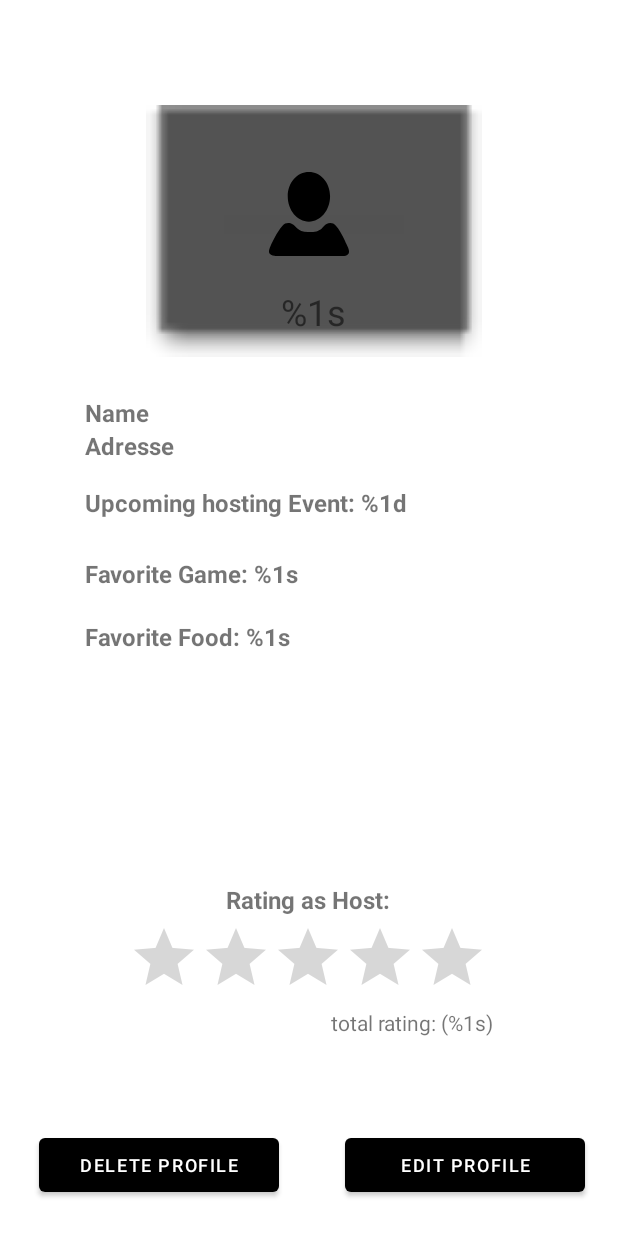
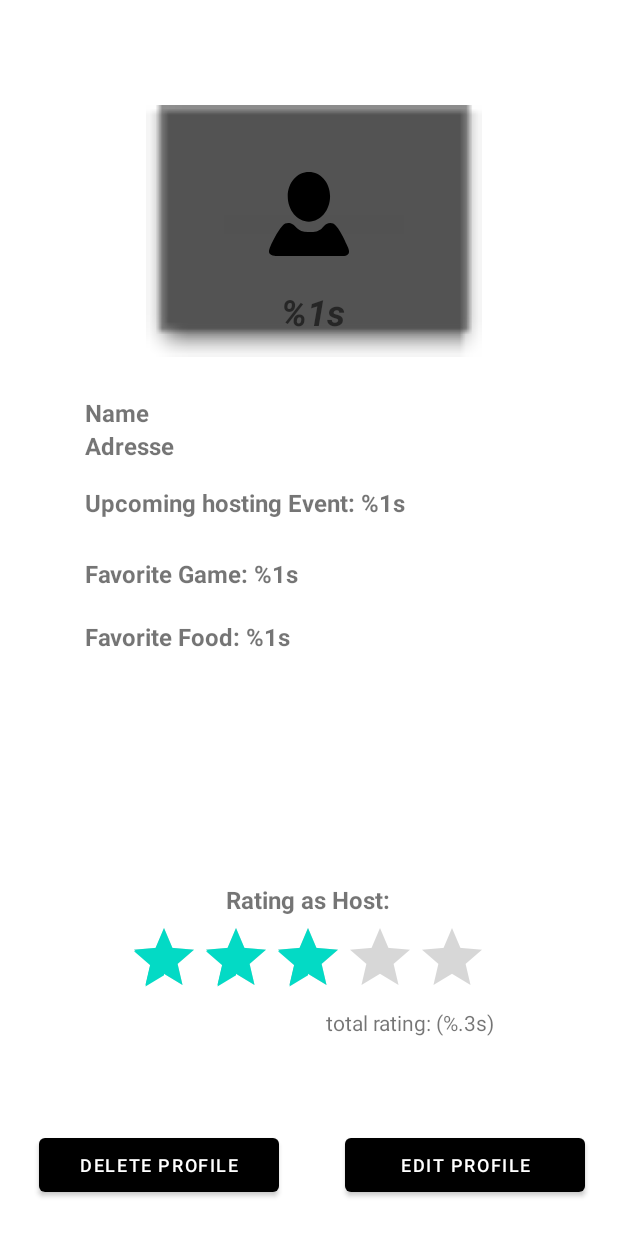
Before and after one commit to ElisaWissemann/BoardGameApp, an Android app: the layout fragment_profile.xml on its own in the app's theme, with its tools: preview values and no code run, on a phone screen of 412 x 824 dp. Run offline under Robolectric (Android 15) with nearby library versions, the phone set to English and light mode, and no system bars.

Commit message:
profileFragment: totalRatingBar and upcomingEvent

```diff
--- a/app/src/main/java/com/example/boardgameapp/data/user/UserDataSource.kt
+++ b/app/src/main/java/com/example/boardgameapp/data/user/UserDataSource.kt
@@ -12,7 +12,7 @@ object UserDataSource {
             listOf(1),
             "Monopoly",
             "greek",
-            listOf(4.0)
+            listOf(4.0, 2.0, 2.0)
         ),
         User(
             2,
--- a/app/src/main/res/layout/fragment_profile.xml
+++ b/app/src/main/res/layout/fragment_profile.xml
@@ -62,6 +62,7 @@
                 android:id="@+id/total_rating_bar"
                 android:layout_width="wrap_content"
                 android:layout_height="wrap_content"
+                android:rating="3"
                 app:layout_constraintBottom_toBottomOf="parent"
                 app:layout_constraintEnd_toEndOf="parent"
                 app:layout_constraintHorizontal_bias="0.497"
@@ -189,6 +190,7 @@
                 android:layout_marginBottom="10dp"
                 android:text="@string/username"
                 android:textSize="24sp"
+                android:textStyle="bold|italic"
                 app:layout_constraintBottom_toBottomOf="@+id/imageView2"
                 app:layout_constraintEnd_toEndOf="@+id/imageView2"
                 app:layout_constraintHorizontal_bias="0.498"
--- a/app/src/main/res/navigation/nav_graph.xml
+++ b/app/src/main/res/navigation/nav_graph.xml
@@ -49,10 +49,13 @@
         android:id="@+id/profileFragment"
         android:name="com.example.boardgameapp.screens.profile.ProfileFragment"
         android:label="Profile"
-        tools:layout="@layout/fragment_profile">
+        tools:layout="@layout/fragment_profile" >
         <argument
             android:name="p_user_id"
             app:argType="integer" />
+        <action
+            android:id="@+id/action_profileFragment_to_eventFragment"
+            app:destination="@id/eventFragment" />
     </fragment>
     <navigation android:id="@+id/login_navigation"
         app:startDestination="@id/loginFragment">
--- a/app/src/main/res/values/strings.xml
+++ b/app/src/main/res/values/strings.xml
@@ -32,10 +32,10 @@
     <string name="rate_the_host">RATE THE HOST</string>
     <string name="submit">Submit</string>
     <string name="total_rating_1d">Total rating: (%1s)</string>
-    <string name="total_ratings_text">total rating: (%1s)</string>
+    <string name="total_ratings_text">total rating: (%.3s)</string>
     <string name="name" >%1s</string>
     <string name="address">%1s</string>
-    <string name="upcoming_hosting_event_text">Upcoming hosting Event: %1d</string>
+    <string name="upcoming_hosting_event_text">Upcoming hosting Event: %1s</string>
     <string name="favorite_game_text">Favorite Game: %1s</string>
     <string name="favorite_food_text">Favorite Food: %1s</string>
     <string name="username">%1s</string>
```
Also changed, not shown: app/src/main/java/com/example/boardgameapp/screens/profile/ProfileFragment.kt (+36 -4 lines).
